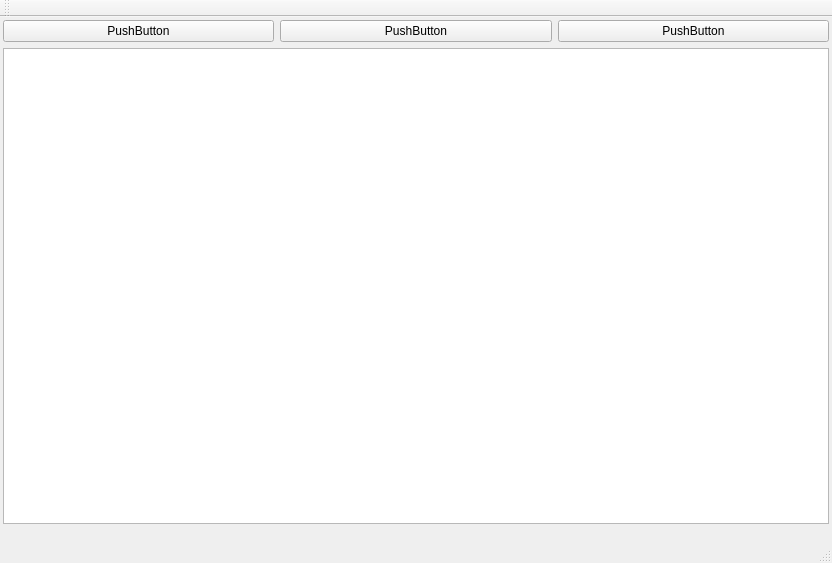
Old version of the form mainwindow.ui in the repository juraspb/vtest.
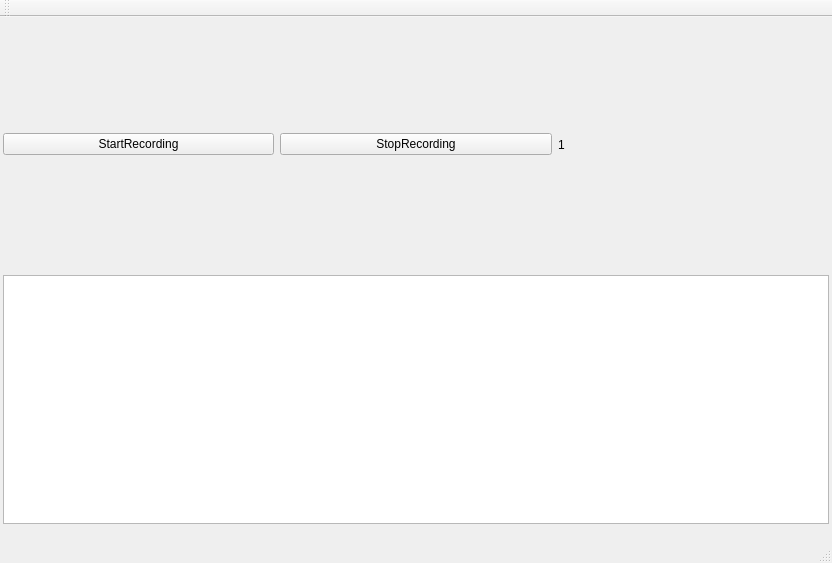
New version of the form.

Commit message: add opencv VideoWriter

What changed in the file:
```diff
--- a/mainwindow.ui
+++ b/mainwindow.ui
@@ -43,27 +43,27 @@
      <number>3</number>
     </property>
     <item>
-     <layout class="QVBoxLayout" name="verticalLayout" stretch="1,12">
+     <layout class="QVBoxLayout" name="verticalLayout" stretch="1,1">
       <item>
        <layout class="QHBoxLayout" name="horizontalLayout">
         <item>
          <widget class="QPushButton" name="pushButton_3">
           <property name="text">
-           <string>PushButton</string>
+           <string>StartRecording</string>
           </property>
          </widget>
         </item>
         <item>
          <widget class="QPushButton" name="pushButton_2">
           <property name="text">
-           <string>PushButton</string>
+           <string>StopRecording</string>
           </property>
          </widget>
         </item>
         <item>
-         <widget class="QPushButton" name="pushButton">
+         <widget class="QLabel" name="labelVideo">
           <property name="text">
-           <string>PushButton</string>
+           <string>1</string>
           </property>
          </widget>
         </item>
```
Left out of the diff: 6 changed lines with no effect on the pictures. The commit also changes 3 other files.
